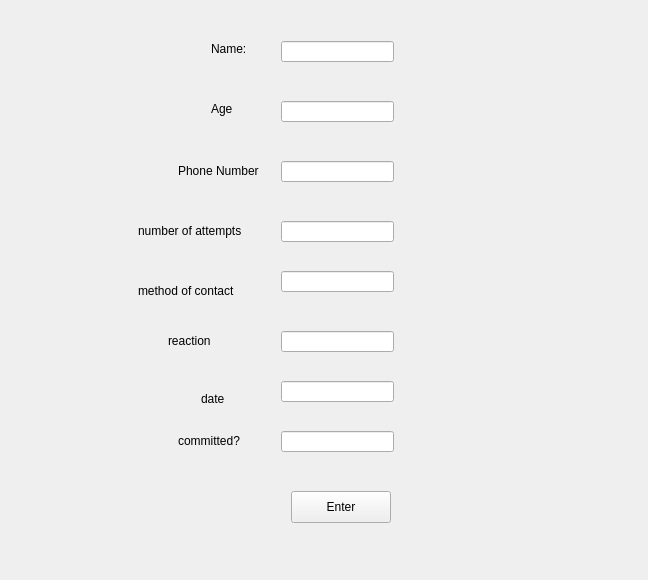
CS-205-S22/CuringCamPAINS, file CuringCamPAINS/gui/loggui.ui: the form before one commit.
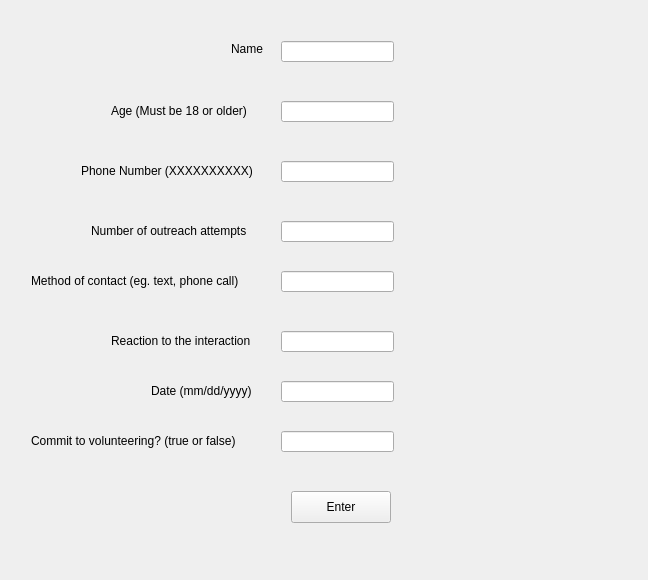
The form after the commit.

```diff
--- a/CuringCamPAINS/gui/loggui.ui
+++ b/CuringCamPAINS/gui/loggui.ui
@@ -43,27 +43,27 @@
       <widget class="QLabel" name="label_name">
        <property name="geometry">
         <rect>
-         <x>200</x>
+         <x>220</x>
          <y>30</y>
-         <width>58</width>
+         <width>41</width>
          <height>16</height>
         </rect>
        </property>
        <property name="text">
-        <string>Name:</string>
+        <string>Name</string>
        </property>
       </widget>
       <widget class="QLabel" name="label_age">
        <property name="geometry">
         <rect>
-         <x>200</x>
+         <x>100</x>
          <y>90</y>
-         <width>58</width>
-         <height>16</height>
+         <width>161</width>
+         <height>20</height>
         </rect>
        </property>
        <property name="text">
-        <string>Age</string>
+        <string>Age (Must be 18 or older)</string>
        </property>
       </widget>
       <widget class="QPushButton" name="pushButton_enter">
@@ -82,27 +82,27 @@
       <widget class="QLabel" name="label_committed">
        <property name="geometry">
         <rect>
-         <x>167</x>
+         <x>20</x>
          <y>420</y>
-         <width>71</width>
+         <width>241</width>
          <height>20</height>
         </rect>
        </property>
        <property name="text">
-        <string>committed?</string>
+        <string>Commit to volunteering? (true or false)</string>
        </property>
       </widget>
       <widget class="QLabel" name="label_date">
        <property name="geometry">
         <rect>
-         <x>190</x>
-         <y>380</y>
-         <width>58</width>
-         <height>16</height>
+         <x>140</x>
+         <y>370</y>
+         <width>121</width>
+         <height>20</height>
         </rect>
        </property>
        <property name="text">
-        <string>date</string>
+        <string>Date (mm/dd/yyyy)</string>
        </property>
       </widget>
       <widget class="QLineEdit" name="lineEdit_name">
@@ -118,27 +118,27 @@
       <widget class="QLabel" name="label_reaction">
        <property name="geometry">
         <rect>
-         <x>157</x>
+         <x>100</x>
          <y>320</y>
-         <width>91</width>
+         <width>161</width>
          <height>20</height>
         </rect>
        </property>
        <property name="text">
-        <string>reaction</string>
+        <string>Reaction to the interaction</string>
        </property>
       </widget>
       <widget class="QLabel" name="label_phoneNumber">
        <property name="geometry">
         <rect>
-         <x>167</x>
+         <x>70</x>
          <y>150</y>
-         <width>91</width>
+         <width>201</width>
          <height>20</height>
         </rect>
        </property>
        <property name="text">
-        <string>Phone Number</string>
+        <string>Phone Number (XXXXXXXXXX)</string>
        </property>
       </widget>
       <widget class="QLineEdit" name="lineEdit_methodOfContact">
@@ -154,14 +154,14 @@
       <widget class="QLabel" name="label_numOfAttempts">
        <property name="geometry">
         <rect>
-         <x>127</x>
+         <x>80</x>
          <y>210</y>
-         <width>121</width>
+         <width>181</width>
          <height>20</height>
         </rect>
        </property>
        <property name="text">
-        <string>number of attempts</string>
+        <string>Number of outreach attempts</string>
        </property>
       </widget>
       <widget class="QLineEdit" name="lineEdit_committed">
@@ -207,14 +207,14 @@
       <widget class="QLabel" name="label_methodOfContact">
        <property name="geometry">
         <rect>
-         <x>127</x>
-         <y>270</y>
-         <width>121</width>
+         <x>20</x>
+         <y>260</y>
+         <width>241</width>
          <height>20</height>
         </rect>
        </property>
        <property name="text">
-        <string>method of contact</string>
+        <string>Method of contact (eg. text, phone call)</string>
        </property>
       </widget>
      </widget>
```
